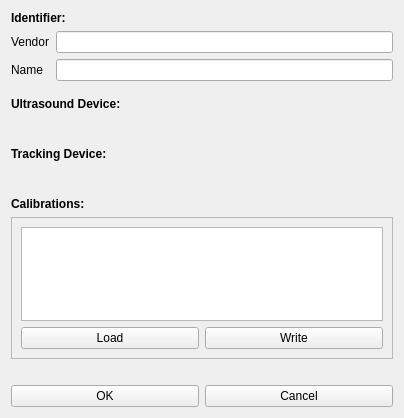
First picture: the form in Plugins/org.mitk.gui.qt.igt.app.echotrack/src/internal/Widgets/QmitkUSCombinedModalityEditWidget.ui, repository MITK/MITK, before the edit.
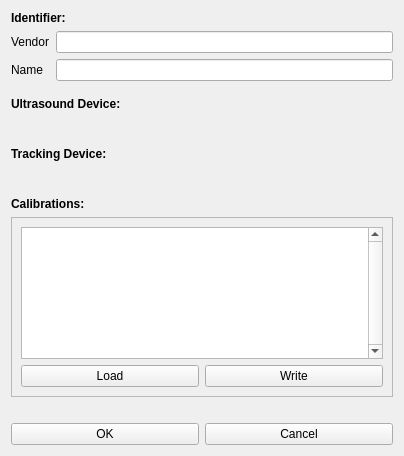
Second picture: the form after the edit. Icons and pictures are not drawn.

```diff
--- a/Plugins/org.mitk.gui.qt.igt.app.echotrack/src/internal/Widgets/QmitkUSCombinedModalityEditWidget.ui
+++ b/Plugins/org.mitk.gui.qt.igt.app.echotrack/src/internal/Widgets/QmitkUSCombinedModalityEditWidget.ui
@@ -7,7 +7,7 @@
     <x>0</x>
     <y>0</y>
     <width>404</width>
-    <height>418</height>
+    <height>456</height>
    </rect>
   </property>
   <property name="minimumSize">
@@ -165,6 +165,15 @@
      <layout class="QVBoxLayout" name="verticalLayout_2">
       <item>
        <widget class="QTableView" name="calibrationsTable">
+        <property name="minimumSize">
+         <size>
+          <width>0</width>
+          <height>50</height>
+         </size>
+        </property>
+        <property name="verticalScrollBarPolicy">
+         <enum>Qt::ScrollBarAlwaysOn</enum>
+        </property>
         <property name="selectionMode">
          <enum>QAbstractItemView::NoSelection</enum>
         </property>
```
